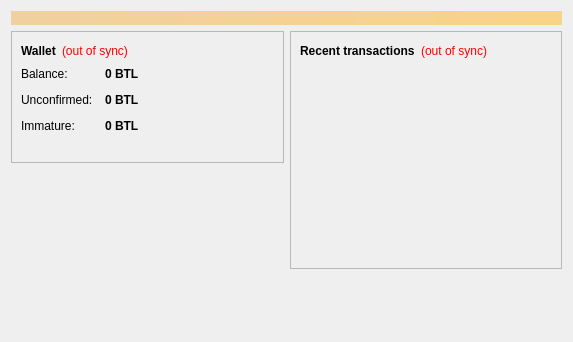
Qt form src/qt/forms/overviewpage.ui (n00bmaster/quark) before a commit.
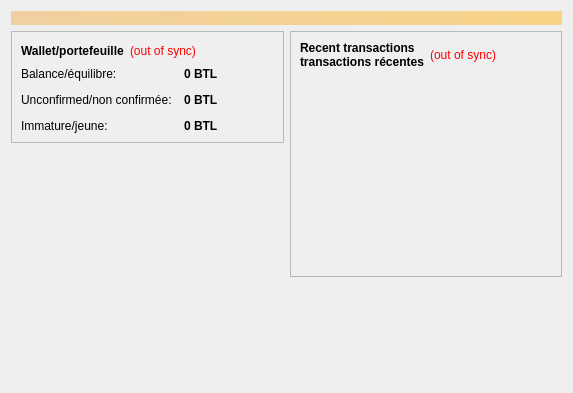
The same form after that commit. Icons and pictures are not drawn.

```diff
--- a/src/qt/forms/overviewpage.ui
+++ b/src/qt/forms/overviewpage.ui
@@ -7,7 +7,7 @@
     <x>0</x>
     <y>0</y>
     <width>573</width>
-    <height>342</height>
+    <height>393</height>
    </rect>
   </property>
   <property name="windowTitle">
@@ -54,7 +54,7 @@
                </font>
               </property>
               <property name="text">
-               <string>Wallet</string>
+               <string>Wallet/portefeuille</string>
               </property>
              </widget>
             </item>
@@ -103,7 +103,7 @@
             <item row="0" column="0">
              <widget class="QLabel" name="label">
               <property name="text">
-               <string>Balance:</string>
+               <string>Balance/équilibre:</string>
               </property>
              </widget>
             </item>
@@ -132,7 +132,7 @@
             <item row="1" column="0">
              <widget class="QLabel" name="label_3">
               <property name="text">
-               <string>Unconfirmed:</string>
+               <string>Unconfirmed/non confirmée:</string>
               </property>
              </widget>
             </item>
@@ -161,7 +161,7 @@
             <item row="2" column="0">
              <widget class="QLabel" name="labelImmatureText">
               <property name="text">
-               <string>Immature:</string>
+               <string>Immature/jeune:</string>
               </property>
              </widget>
             </item>
@@ -186,6 +186,9 @@
             </item>
            </layout>
           </item>
+         </layout>
+        </widget>
+       </item>
           <item>
            <widget class="QLabel" name="label_wallet_bgcoin">
             <property name="text">
@@ -205,9 +208,6 @@
             </property>
            </widget>
           </item>
-         </layout>
-        </widget>
-       </item>
        <item>
         <spacer name="verticalSpacer">
          <property name="orientation">
@@ -239,7 +239,7 @@
             <item>
              <widget class="QLabel" name="label_4">
               <property name="text">
-               <string>&lt;b&gt;Recent transactions&lt;/b&gt;</string>
+               <string>&lt;html&gt;&lt;head/&gt;&lt;body&gt;&lt;p&gt;&lt;span style=&quot; font-weight:600;&quot;&gt;Recent transactions&lt;br/&gt;transactions récentes&lt;/span&gt;&lt;/p&gt;&lt;/body&gt;&lt;/html&gt;</string>
               </property>
              </widget>
             </item>
```
Left out of the diff: 4 changed lines with no effect on the pictures. Lines whose indentation alone changed are shown as unchanged.
